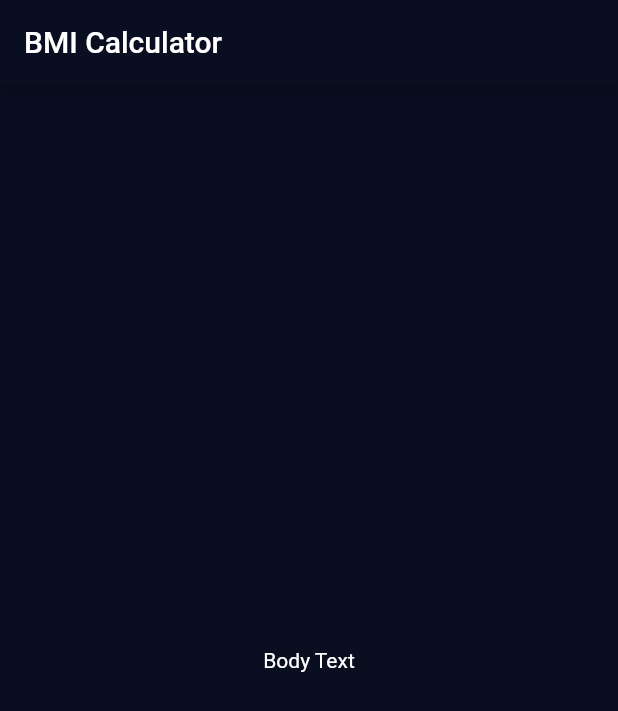
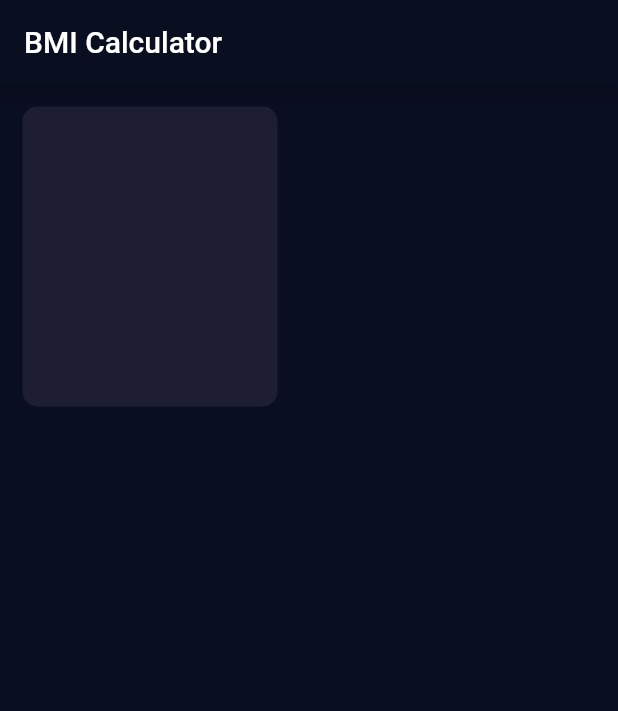
Before and after one commit to emmanue/bmi-calculator, a Flutter app: the screen it shows after launch, on a phone screen of 412 x 824 dp. Shown: the top 711 px of the screen. Run offline on Flutter 3.47's test engine with Material 2 defaults, Android fonts, the phone set to English and light mode, and no system bars.

Commit message:
moving forward

```diff
--- a/lib/input_page.dart
+++ b/lib/input_page.dart
@@ -12,8 +12,13 @@ class _InputPageState extends State<InputPage> {
       appBar: AppBar(
         title: Text('BMI Calculator'),
       ),
-      body: Center(
-        child: Text('Body Text'),
+      body: Container(
+        margin: EdgeInsets.all(15.0),
+        decoration: BoxDecoration(
+            color: Color(0xFF1D1E33),
+            borderRadius: BorderRadius.circular(10.0)),
+        height: 200.0,
+        width: 170.0,
       ),
     );
   }
```
